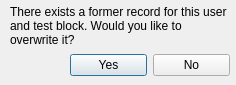
burnfx/rqt, file alreadyrecordedwindow.ui: the form before one commit.
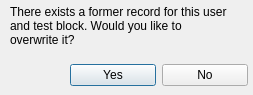
The form after the commit.

The edit to the form file:
```diff
--- a/alreadyrecordedwindow.ui
+++ b/alreadyrecordedwindow.ui
@@ -6,8 +6,8 @@
    <rect>
     <x>0</x>
     <y>0</y>
-    <width>236</width>
-    <height>85</height>
+    <width>253</width>
+    <height>95</height>
    </rect>
   </property>
   <property name="windowTitle">
@@ -33,8 +33,8 @@
    <property name="geometry">
     <rect>
      <x>70</x>
-     <y>50</y>
-     <width>160</width>
+     <y>60</y>
+     <width>178</width>
      <height>31</height>
     </rect>
    </property>
```
